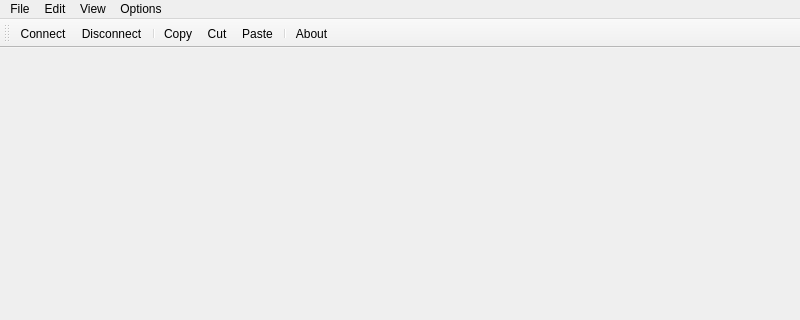
Old version of the form mainwindow.ui in the repository flysnow010/flyscp; both pictures show x 0 to 800 and y 0 to 320 of the 800 by 600 pixel window.
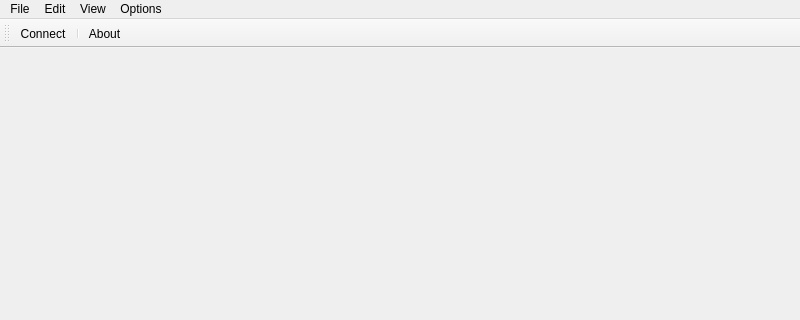
New version of the form. Icons and pictures are not drawn.

Diff of the .ui file:
```diff
--- a/mainwindow.ui
+++ b/mainwindow.ui
@@ -96,11 +96,6 @@
     <bool>false</bool>
    </attribute>
    <addaction name="actionConnect"/>
-   <addaction name="actionDisconnect"/>
-   <addaction name="separator"/>
-   <addaction name="actionCopy"/>
-   <addaction name="actionCut"/>
-   <addaction name="actionPaste"/>
    <addaction name="separator"/>
    <addaction name="actionAbout"/>
   </widget>
```
Left out of the diff: 1 changed line with no effect on the pictures.
